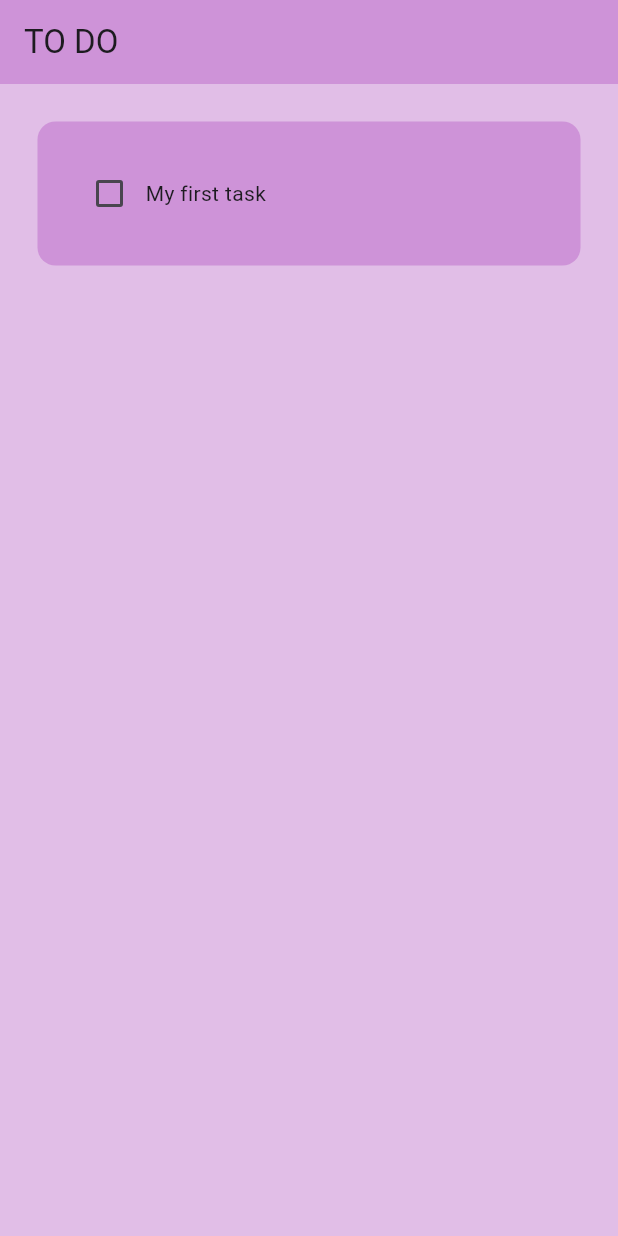
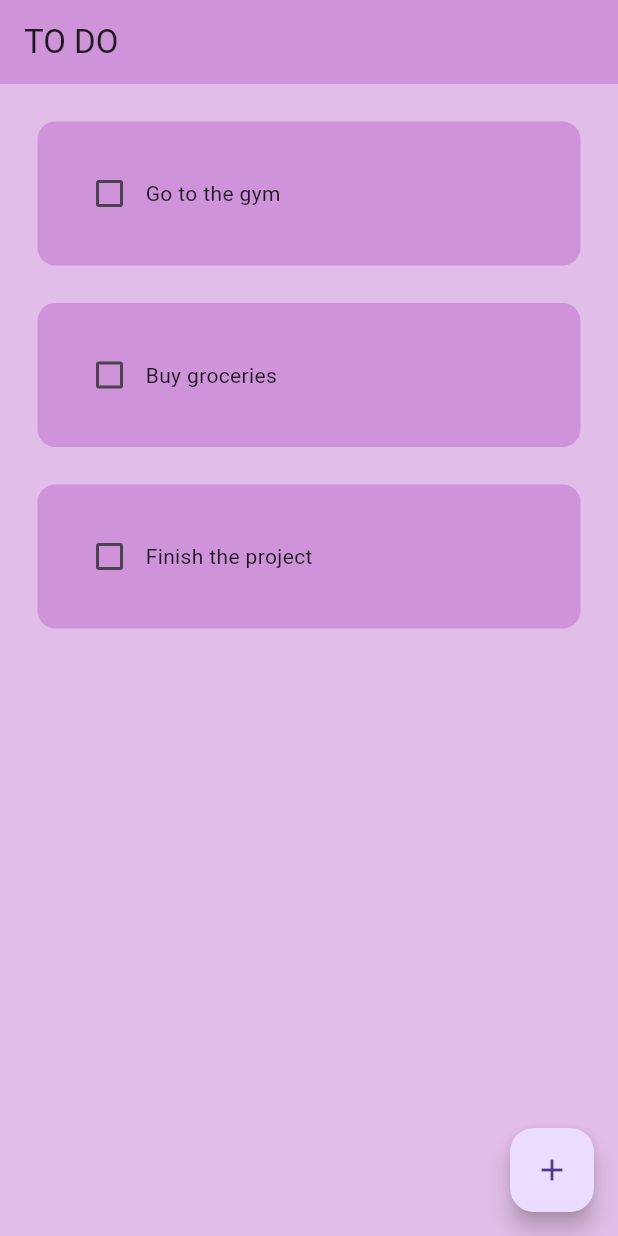
Before and after one commit to TpSoftDev/Flutter-To-do-List-App-beta, a Flutter app: the screen it shows after launch, on a phone screen of 412 x 824 dp. Run offline on Flutter 3.47's test engine with Material 3 defaults, Android fonts, the phone set to English and light mode, and no system bars.

Commit message:
added more functionality

```diff
--- a/to_do_list_app_beta/lib/pages/home_page.dart
+++ b/to_do_list_app_beta/lib/pages/home_page.dart
@@ -1,5 +1,6 @@
 import 'package:flutter/material.dart';
 import '../util/todo_tile.dart';
+import '../util/dialog_box.dart';
 
 class HomePage extends StatefulWidget {
   const HomePage({super.key});
@@ -9,6 +10,29 @@ class HomePage extends StatefulWidget {
 }
 
 class _HomePageState extends State<HomePage> {
+//List of tasks
+  List toDoList = [
+    ["Go to the gym", false],
+    ["Buy groceries", false],
+    ["Finish the project", false],
+  ];
+
+//check box changed
+  void checkBoxChanged(bool? value, int index) {
+    setState(() {
+      toDoList[index][1] = !toDoList[index][1];
+    });
+  }
+
+//create a new task
+  void createNewTask() {
+    showDialog(
+        context: context,
+        builder: (context) {
+          return DialogBox();
+        });
+  }
+
   @override
   Widget build(BuildContext context) {
     return Scaffold(
@@ -17,12 +41,19 @@ class _HomePageState extends State<HomePage> {
         title: Text("TO DO"),
         backgroundColor: Colors.purple[200],
       ),
-      body: ListView(
-        children: [
-          ToDoTile(taskName: "My first task", taskCompleted: false, onChanged: (p0) {}),
-
-        ],
+      floatingActionButton: FloatingActionButton(
+        onPressed: createNewTask,
+        child: Icon(Icons.add),
       ),
+      body: ListView.builder(
+          itemCount: toDoList.length,
+          itemBuilder: (context, index) {
+            return ToDoTile(
+              taskName: toDoList[index][0],
+              taskCompleted: toDoList[index][1],
+              onChanged: (value) => checkBoxChanged(value, index),
+            );
+          }),
     );
   }
 }
--- a/to_do_list_app_beta/lib/util/todo_tile.dart
+++ b/to_do_list_app_beta/lib/util/todo_tile.dart
@@ -14,16 +14,19 @@ class ToDoTile extends StatelessWidget {
   @override
   Widget build(BuildContext context) {
     return Padding(
-      padding: const EdgeInsets.all(25.0),
+      padding: const EdgeInsets.only(left: 25.0, right: 25.0, top: 25.0),
       child: Container(
         padding: const EdgeInsets.all(24.0),
         child: Row(
           children: [
             //Checkbox
-            Checkbox(value: taskCompleted, onChanged: onChanged),
+            Checkbox(value: taskCompleted, onChanged: onChanged,
+            activeColor: Colors.black,
+            ),
 
             //Task name
-            Text(taskName),
+            Text(taskName,
+            style: TextStyle(decoration: taskCompleted ? TextDecoration.lineThrough : TextDecoration.none),),
           ],
         ),
         decoration: BoxDecoration(
```
Also changed, not shown: to_do_list_app_beta/lib/util/dialog_box.dart (added, +33 -0 lines), to_do_list_app_beta/lib/util/my_button.dart (added, +17 -0 lines).
